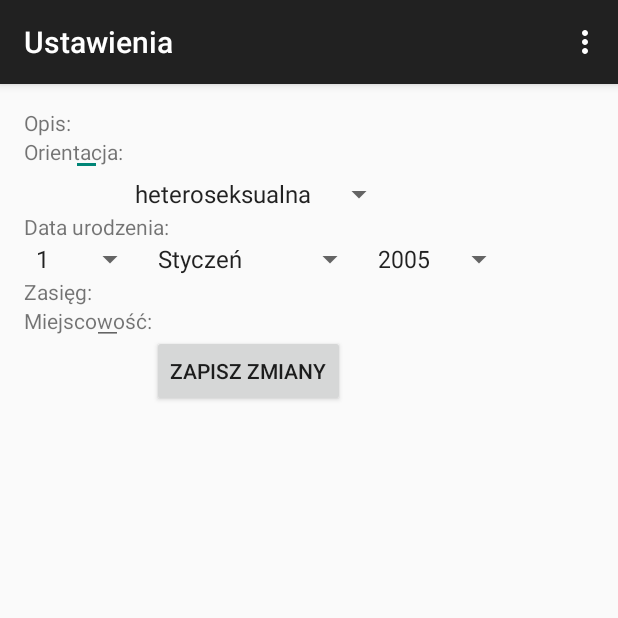
After one commit to nick1907/FzDestroyer, an Android app: the Ustawienia screen opened directly, with no data from a screen before it, on a phone screen of 412 x 824 dp, the top half of it. The commit adds this screen. Run offline under Robolectric (Android 15) with nearby library versions, the phone set to English and light mode, and no system bars.

Commit message:
Wstawiam najnowsza wersje projektu

```diff
--- a/app/src/main/java/destroyer/friendzone/com/fzdestroyer/MainActivity.java
+++ b/app/src/main/java/destroyer/friendzone/com/fzdestroyer/MainActivity.java
@@ -1,7 +1,6 @@
 package destroyer.friendzone.com.fzdestroyer;
 
 import android.content.Intent;
-import android.content.SharedPreferences;
 import android.support.v4.app.FragmentActivity;
 import android.os.Bundle;
 import android.support.v4.app.FragmentManager;
@@ -9,7 +8,6 @@ import android.support.v4.app.FragmentTransaction;
 import com.facebook.CallbackManager;
 import com.facebook.FacebookSdk;
 import com.facebook.appevents.AppEventsLogger;
-
 
 // glowna klasa zajmujaca sie logowaniem i opcjami programu
 public class MainActivity extends FragmentActivity
@@ -26,7 +24,7 @@ public class MainActivity extends FragmentActivity
         FacebookSdk.sdkInitialize(this);
 
         // tworzenie w pamieci urzadzenia ustawien programu
-        SharedPreferences settings =getSharedPreferences("PREF", 0);
+//        SharedPreferences settings =getSharedPreferences("PREF", 0);
 
         callback = CallbackManager.Factory.create();
 
--- /dev/null
+++ b/app/src/main/java/destroyer/friendzone/com/fzdestroyer/Ustawienia.java
@@ -0,0 +1,143 @@
+package destroyer.friendzone.com.fzdestroyer;
+
+import android.support.v7.app.ActionBarActivity;
+import android.os.Bundle;
+import android.view.Menu;
+import android.view.MenuItem;
+import android.view.View;
+import android.widget.ArrayAdapter;
+import android.widget.EditText;
+import android.widget.Spinner;
+import java.util.ArrayList;
+import java.util.Calendar;
+
+
+public class Ustawienia extends ActionBarActivity
+{
+    // lista potrzebna do ustawienia spinneru na wybor orientacji seksualnej
+    ArrayList<String> orientacja;
+
+    Spinner wybor_orientacji;
+    Spinner wybor_dnia;
+    Spinner wybor_miesiaca;
+    Spinner wybor_roku;
+
+    EditText opis_pole; // opis uzytkownika (o sobie)
+    EditText zasieg_pole; // zasieg w kilometrach potrzebny do poszukiwan drugiej "polowki"
+    EditText miejscowosc_pole; // pole na miejscowosc
+
+    // listy potrzebne do Spinnerow przy ustawianiu daty urodzenia
+    ArrayList<String> dni;
+    ArrayList<String> miesiace;
+    ArrayList<String> lata;
+
+    Bundle dane;
+
+    @Override
+    protected void onCreate(Bundle savedInstanceState)
+    {
+        super.onCreate(savedInstanceState);
+        setContentView(R.layout.activity_ustawienia);
+
+        dane = getIntent().getExtras();
+
+        // przypisanie odpowiednich pol tekstowych
+        opis_pole = (EditText) findViewById(R.id.pole_opisu);
+        zasieg_pole = (EditText) findViewById(R.id.pole_zasiegu);
+        miejscowosc_pole = (EditText) findViewById(R.id.miejscowosc_pole);
+
+        wybor_orientacji = (Spinner) findViewById(R.id.wybor_orientacji);
+        // etykiety do spinnera z wyborem orientacji
+        orientacja = new ArrayList<>();
+        orientacja.add("heteroseksualna");
+        orientacja.add("biseksualna");
+        orientacja.add("homoseksualna");
+
+        // dodanie adaptera do spinnera
+        ArrayAdapter<String> orientacja_adapter = new ArrayAdapter<>(this, android.R.layout.simple_spinner_item, orientacja);
+        orientacja_adapter.setDropDownViewResource(android.R.layout.simple_spinner_dropdown_item);
+        wybor_orientacji.setAdapter(orientacja_adapter);
+
+        // ustawienie listy z dniami miesiecy
+        dni = new ArrayList<>();
+        for (int i = 1; i < 32; ++i)
+            dni.add(Integer.toString(i));
+
+        // dodanie adaptera do spinnera z dniami miesiecy
+        wybor_dnia = (Spinner) findViewById(R.id.wybor_dnia);
+        ArrayAdapter adapter_dni = new ArrayAdapter<>(this, android.R.layout.simple_spinner_item, dni);
+        adapter_dni.setDropDownViewResource(android.R.layout.simple_spinner_dropdown_item);
+        wybor_dnia.setAdapter(adapter_dni);
+
+        // wstawine do listy nazw miesiecy
+        miesiace = new ArrayList<>();
+        miesiace.add("Styczeń");
+        miesiace.add("Luty");
+        miesiace.add("Marzec");
+        miesiace.add("Kwiecień");
+        miesiace.add("Maj");
+        miesiace.add("Czerwiec");
+        miesiace.add("Lipiec");
+        miesiace.add("Sierpień");
+        miesiace.add("Wrzesień");
+        miesiace.add("Październik");
+        miesiace.add("Listopad");
+        miesiace.add("Grudzień");
+
+        // TODO
+        // Spinner.setSelection(int position, boolean animate)
+
+        // dodanie adaptera do spinnera z miesiacami
+        wybor_miesiaca = (Spinner) findViewById(R.id.wybor_miesiaca);
+        ArrayAdapter adapter_miesiecy = new ArrayAdapter<>(this, android.R.layout.simple_spinner_item, miesiace);
+        adapter_miesiecy.setDropDownViewResource(android.R.layout.simple_spinner_dropdown_item);
+        wybor_miesiaca.setAdapter(adapter_miesiecy);
+
+        // pobranie aktualnego roku
+        Calendar kalendarz = Calendar.getInstance();
+        int rok = kalendarz.get(Calendar.YEAR);
+
+        // zapisanie lat do listy
+        lata = new ArrayList<>();
+        // wstawienie lat do listy
+        for (int i = rok - 10; i > (rok - 66) ; --i)
+            lata.add(Integer.toString(i));
+
+        // dodanie adaptera do spinnera z latami
+        wybor_roku = (Spinner) findViewById(R.id.wybor_roku);
+        ArrayAdapter<String> adapter_lat = new ArrayAdapter<>(this, android.R.layout.simple_spinner_item, lata);
+        adapter_lat.setDropDownViewResource(android.R.layout.simple_spinner_dropdown_item);
+        wybor_roku.setAdapter(adapter_lat);
+    }
+
+    @Override
+    public boolean onCreateOptionsMenu(Menu menu)
+    {
+        // Inflate the menu; this adds items to the action bar if it is present.
+        getMenuInflater().inflate(R.menu.menu_ustawienia, menu);
+        return true;
+    }
+
+    @Override
+    public boolean onOptionsItemSelected(MenuItem item)
+    {
+        // Handle action bar item clicks here. The action bar will
+        // automatically handle clicks on the Home/Up button, so long
+        // as you specify a parent activity in AndroidManifest.xml.
+        int id = item.getItemId();
+
+        //noinspection SimplifiableIfStatement
+        if (id == R.id.action_settings)
+        {
+            return true;
+        }
+
+        return super.onOptionsItemSelected(item);
+    }
+
+    // metoda do aktualizacji danych w bazie danych
+    public void zaaktualizujDane(View widok)
+    {
+
+    }
+}
--- a/app/src/main/res/layout/activity_main.xml
+++ b/app/src/main/res/layout/activity_main.xml
@@ -12,5 +12,6 @@
         android:layout_width="wrap_content"
         android:layout_height="wrap_content"
         android:id="@+id/logowanie_fragment"
+        android:layout_centerInParent="true"
         android:name="destroyer.friendzone.com.fzdestroyer.Logowanie"/>
 </RelativeLayout>
--- /dev/null
+++ b/app/src/main/res/layout/activity_ustawienia.xml
@@ -0,0 +1,110 @@
+<RelativeLayout xmlns:android="http://schemas.android.com/apk/res/android"
+                xmlns:tools="http://schemas.android.com/tools"
+                android:layout_width="match_parent"
+                android:layout_height="match_parent"
+                android:paddingLeft="@dimen/activity_horizontal_margin"
+                android:paddingRight="@dimen/activity_horizontal_margin"
+                android:paddingTop="@dimen/activity_vertical_margin"
+                android:paddingBottom="@dimen/activity_vertical_margin"
+                tools:context="destroyer.friendzone.com.fzdestroyer.Ustawienia">
+
+    <!-- pole na opis o uzytkowniku -->
+    <TextView
+        android:layout_width="wrap_content"
+        android:layout_height="wrap_content"
+        android:text="@string/opis"
+        android:id="@+id/opis_tekst" />
+
+    <EditText
+        android:layout_width="wrap_content"
+        android:layout_height="wrap_content"
+        android:inputType="textAutoComplete|textAutoCorrect"
+        android:layout_toRightOf="@+id/opis_tekst"
+        android:layout_toEndOf="@+id/opis_tekst"
+        android:id="@+id/pole_opisu" />
+
+    <!-- wybor orientacji seksualnej -->
+    <TextView
+        android:layout_width="wrap_content"
+        android:layout_height="wrap_content"
+        android:text="@string/orientacja"
+        android:id="@+id/orientacja_tekst"
+        android:layout_below="@+id/opis_tekst" />
+    <Spinner
+        android:layout_width="wrap_content"
+        android:layout_height="wrap_content"
+        android:id="@+id/wybor_orientacji"
+        android:layout_below="@+id/pole_opisu"
+        android:layout_toRightOf="@+id/orientacja_tekst"
+        android:layout_toEndOf="@+id/orientacja_tekst" />
+
+    <!-- wybor daty urodzenia jesli jej nie podano -->
+    <TextView
+        android:layout_width="wrap_content"
+        android:layout_height="wrap_content"
+        android:id="@+id/data_urodzenia_tekst"
+        android:text="@string/data_urodzenia"
+        android:layout_below="@+id/wybor_orientacji" />
+    <Spinner
+        android:layout_width="wrap_content"
+        android:layout_height="wrap_content"
+        android:id="@+id/wybor_dnia"
+        android:layout_below="@+id/data_urodzenia_tekst" />
+    <Spinner
+        android:layout_width="wrap_content"
+        android:layout_height="wrap_content"
+        android:layout_toRightOf="@+id/wybor_dnia"
+        android:layout_toEndOf="@+id/wybor_dnia"
+        android:id="@+id/wybor_miesiaca"
+        android:layout_below="@+id/data_urodzenia_tekst" />
+    <Spinner
+        android:layout_width="wrap_content"
+        android:layout_height="wrap_content"
+        android:layout_toRightOf="@+id/wybor_miesiaca"
+        android:layout_toEndOf="@+id/wybor_miesiaca"
+        android:layout_below="@+id/data_urodzenia_tekst"
+        android:id="@+id/wybor_roku" />
+
+    <!-- pole na pobranie zasiegu w jakim szukamy drugiej "polowki" -->
+    <TextView
+        android:layout_width="wrap_content"
+        android:layout_height="wrap_content"
+        android:layout_below="@+id/wybor_dnia"
+        android:id="@+id/zasieg_tekst"
+        android:text="@string/zasieg" />
+    <EditText
+        android:layout_width="wrap_content"
+        android:layout_height="wrap_content"
+        android:layout_below="@+id/wybor_dnia"
+        android:layout_toRightOf="@+id/zasieg_tekst"
+        android:layout_toEndOf="@+id/zasieg_tekst"
+        android:inputType="numberDecimal"
+        android:id="@+id/pole_zasiegu" />
+
+    <!-- pole na miejscowosc uzytkownika programu -->
+    <TextView
+        android:layout_width="wrap_content"
+        android:layout_height="wrap_content"
+        android:layout_below="@+id/zasieg_tekst"
+        android:id="@+id/miejscowosc_tekst"
+        android:text="@string/miejscowosc" />
+    <EditText
+        android:layout_width="wrap_content"
+        android:layout_height="wrap_content"
+        android:layout_below="@+id/zasieg_tekst"
+        android:layout_toRightOf="@+id/miejscowosc_tekst"
+        android:layout_toEndOf="@+id/miejscowosc_tekst"
+        android:id="@+id/miejscowosc_pole"
+        android:inputType="textAutoCorrect|textAutoComplete" />
+
+    <!-- przycisk do zatwierdzenia zmian odpowiednich pol profilu -->
+    <Button
+        android:layout_width="wrap_content"
+        android:layout_height="wrap_content"
+        android:layout_below="@+id/miejscowosc_tekst"
+        android:layout_toRightOf="@+id/miejscowosc_tekst"
+        android:layout_toEndOf="@+id/miejscowosc_tekst"
+        android:text="@string/zapisz_zmiany"
+        android:id="@+id/zapisz_zmiany"
+        android:onClick="zaaktualizujDane"/>
+</RelativeLayout>
--- /dev/null
+++ b/app/src/main/res/menu/menu_ustawienia.xml
@@ -0,0 +1,9 @@
+<menu xmlns:android="http://schemas.android.com/apk/res/android"
+      xmlns:app="http://schemas.android.com/apk/res-auto"
+      xmlns:tools="http://schemas.android.com/tools"
+      tools:context="destroyer.friendzone.com.fzdestroyer.Ustawienia">
+    <item android:id="@+id/action_settings"
+          android:title="@string/action_settings"
+          android:orderInCategory="100"
+          app:showAsAction="never"/>
+</menu>
--- a/app/src/main/res/values/strings.xml
+++ b/app/src/main/res/values/strings.xml
@@ -13,4 +13,19 @@
     <string name="hello_blank_fragment">Hello blank fragment</string>
     <string name="wyslij_wiadomosc">Wyślij</string>
     <string name="app_id">1426928514282008</string>
+    <string name="title_activity_menu">Menu</string>
+    <string name="czat">Czat</string>
+    <string name="ustawienia">Ustawienia</string>
+    <string name="pomoc">Pomoc</string>
+    <string name="info">Info</string>
+    <string name="title_activity_ustawienia">Ustawienia</string>
+    <string name="opis">Opis:</string>
+    <string name="orientacja">Orientacja:</string>
+    <string name="dzien_urodzenia">Data urodzenia:</string>
+    <string name="plec">Płeć:</string>
+    <string name="zdjecie">Zdjęcie:</string>
+    <string name="miejscowosc">Miejscowość:</string>
+    <string name="zapisz_zmiany">Zapisz zmiany</string>
+    <string name="data_urodzenia">Data urodzenia:</string>
+    <string name="zasieg">Zasięg:</string>
 </resources>
```
Also changed, not shown: app/src/main/AndroidManifest.xml (+33 -16 lines), app/src/main/java/destroyer/friendzone/com/fzdestroyer/Logowanie.java (+50 -46 lines), app/src/main/java/destroyer/friendzone/com/fzdestroyer/MenuActivity.java (added, +16 -0 lines), app/src/main/res/layout/activity_logowanie.xml (+4 -6 lines), app/src/main/res/layout/activity_menu.xml (added, +33 -0 lines), app/src/main/res/menu/menu_menu.xml (added, +9 -0 lines).
